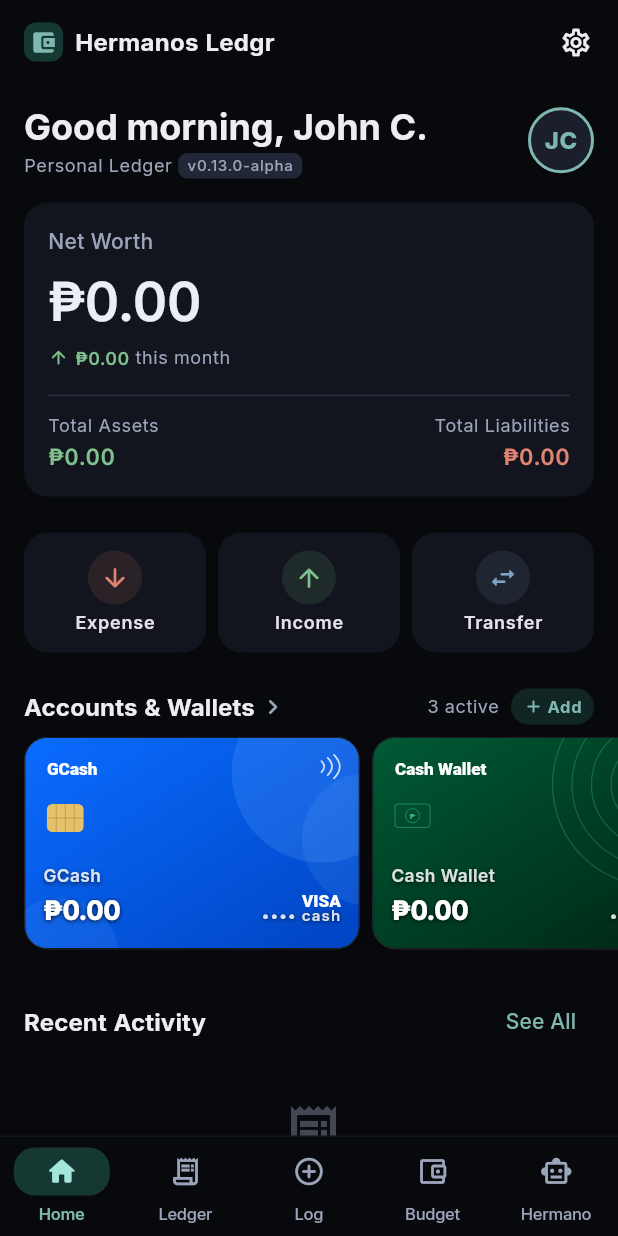
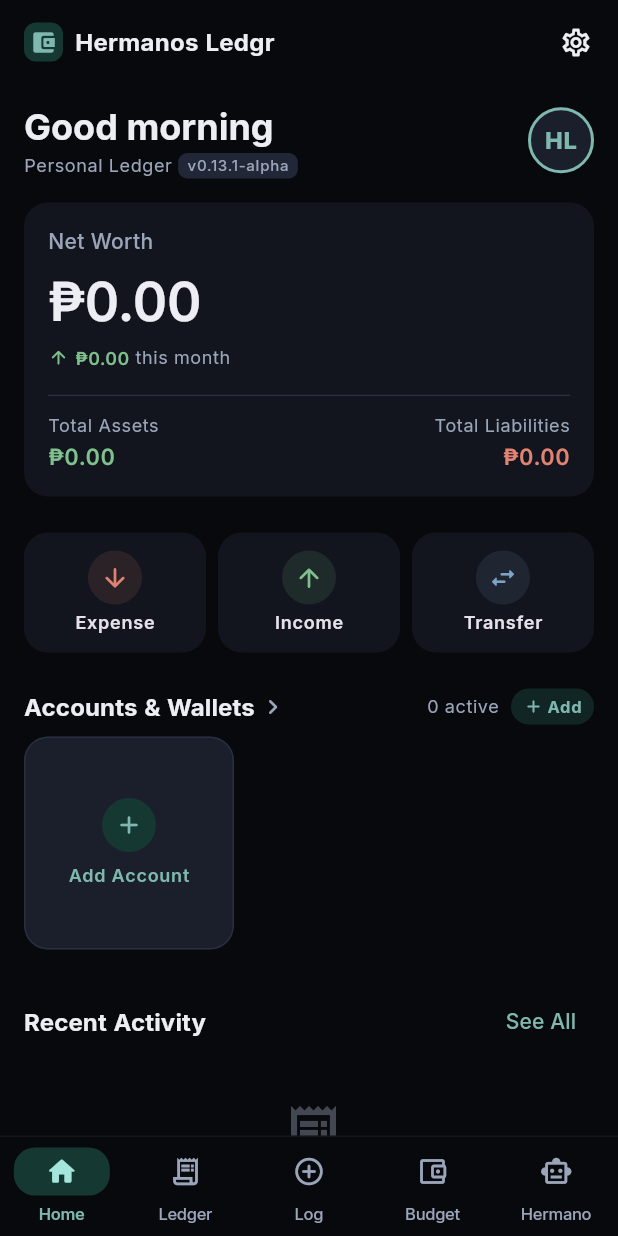
Before and after one commit to johncarlangelo/Hermanos-Ledgr, a Flutter app: the DashboardScreen screen opened by its route, on a phone screen of 412 x 824 dp. Run offline on Flutter 3.47's test engine with Material 3 defaults, Android fonts, the phone set to English and light mode, and no system bars; our stand-ins replace drift, drift_flutter, file_picker, fl_chart, flutter_riverpod, flutter_svg and 4 more; missing offline and left inert: flutter_llama; accounts and stored records are empty; generated files the repository leaves out were written again.

Commit message:
fix(onboarding): restore clean first-time install wizard and remove mock seeding

```diff
--- a/lib/core/constants/app_constants.dart
+++ b/lib/core/constants/app_constants.dart
@@ -5,11 +5,11 @@
   static const String appTagline = 'Calm, Offline-First Personal Finance';
   static const String currencySymbol = '₱';
   static const String currencyCode = 'PHP';
-  static const String defaultProfileName = 'John C.';
+  static const String defaultProfileName = 'User';
 
-  static const String appVersion = '0.13.0';
-  static const int appBuildNumber = 30;
-  static const String appVersionDisplay = 'v0.13.0-alpha';
+  static const String appVersion = '0.13.1';
+  static const int appBuildNumber = 31;
+  static const String appVersionDisplay = 'v0.13.1-alpha';
 
   // Target device info
   static const String targetDevice = 'Samsung Galaxy A36 5G';
--- a/lib/core/providers/onboarding_provider.dart
+++ b/lib/core/providers/onboarding_provider.dart
@@ -17,7 +17,7 @@
   const OnboardingState({
     required this.isCompleted,
     this.isLoading = false,
-    this.userName = 'John C.',
+    this.userName = '',
     this.profilePicBase64,
     this.selectedStarterAccounts = const ['GCash', 'Cash Wallet', 'BDO Savings'],
     this.customAccountName = '',
@@ -52,7 +52,7 @@
   OnboardingState build() {
     final prefs = ref.watch(sharedPreferencesProvider);
     final isCompleted = prefs.getBool(_kOnboardingKey) ?? false;
-    final userName = prefs.getString(_kUserNameKey) ?? 'John C.';
+    final userName = prefs.getString(_kUserNameKey) ?? '';
     final profilePic = prefs.getString(_kProfilePicKey);
     return OnboardingState(
       isCompleted: isCompleted,
@@ -83,7 +83,7 @@
   }
 
   Future<void> setUserName(String name) async {
-    final trimmed = name.trim().isEmpty ? 'John C.' : name.trim();
+    final trimmed = name.trim().isEmpty ? 'User' : name.trim();
     state = state.copyWith(userName: trimmed);
     try {
       final prefs = ref.read(sharedPreferencesProvider);
--- a/lib/features/ai_assistant/providers/ai_assistant_provider.dart
+++ b/lib/features/ai_assistant/providers/ai_assistant_provider.dart
@@ -48,7 +48,8 @@
   }
 
   AiMessage _createWelcomeMessage() {
-    final userName = ref.read(onboardingProvider).userName.split(' ').first;
+    final rawName = ref.read(onboardingProvider).userName.trim();
+    final userName = rawName.isEmpty ? 'there' : rawName.split(' ').first;
     return AiMessage(
       id: 'msg_welcome_${DateTime.now().millisecondsSinceEpoch}',
       content:
--- a/lib/features/dashboard/presentation/screens/dashboard_screen.dart
+++ b/lib/features/dashboard/presentation/screens/dashboard_screen.dart
@@ -51,7 +51,7 @@
                         crossAxisAlignment: CrossAxisAlignment.start,
                         children: [
                           Text(
-                            '$greeting, $userName',
+                            userName.isEmpty ? greeting : '$greeting, $userName',
                             style: theme.textTheme.headlineSmall?.copyWith(
                               fontWeight: FontWeight.w700,
                             ),
--- a/lib/features/onboarding/presentation/screens/onboarding_screen.dart
+++ b/lib/features/onboarding/presentation/screens/onboarding_screen.dart
@@ -27,7 +27,8 @@
   @override
   void initState() {
     super.initState();
-    _nameController.text = ref.read(onboardingProvider).userName;
+    final saved = ref.read(onboardingProvider).userName;
+    _nameController.text = (saved == 'User') ? '' : saved;
   }
 
   @override
@@ -573,7 +574,7 @@
             controller: _nameController,
             decoration: const InputDecoration(
               labelText: 'Owner / Profile Name',
-              hintText: 'e.g. John C.',
+              hintText: 'Enter your name (e.g. Alex)',
               prefixIcon: Icon(Icons.person_rounded),
             ),
             onChanged: (val) =>
--- a/lib/features/settings/presentation/widgets/profile_edit_sheet.dart
+++ b/lib/features/settings/presentation/widgets/profile_edit_sheet.dart
@@ -244,7 +244,7 @@
                 textCapitalization: TextCapitalization.words,
                 decoration: InputDecoration(
                   labelText: 'Your Name',
-                  hintText: 'e.g. John C.',
+                  hintText: 'Enter your name (e.g. Alex)',
                   prefixIcon: const Icon(Icons.person_outline_rounded),
                   suffixIcon: _nameController.text.isNotEmpty
                       ? IconButton(
--- a/lib/main.dart
+++ b/lib/main.dart
@@ -9,12 +9,6 @@
   final prefs = await SharedPreferences.getInstance();
   setGlobalSharedPreferences(prefs);
 
-  // If the user already finished onboarding (or hasn't explicitly reset it),
-  // ensure onboarding is marked as complete so it does not bounce back.
-  if (prefs.getBool('has_completed_onboarding') != false) {
-    await prefs.setBool('has_completed_onboarding', true);
-  }
-
   runApp(
     ProviderScope(
       overrides: [
--- a/pubspec.yaml
+++ b/pubspec.yaml
@@ -16,7 +16,7 @@
 # https://developer.apple.com/library/archive/documentation/General/Reference/InfoPlistKeyReference/Articles/CoreFoundationKeys.html
 # In Windows, build-name is used as the major, minor, and patch parts
 # of the product and file versions while build-number is used as the build suffix.
-version: 0.13.0+30
+version: 0.13.1+31
 
 environment:
   sdk: ^3.12.2
```
Also changed, not shown: lib/features/accounts/providers/accounts_provider.dart (+2 -13 lines).
